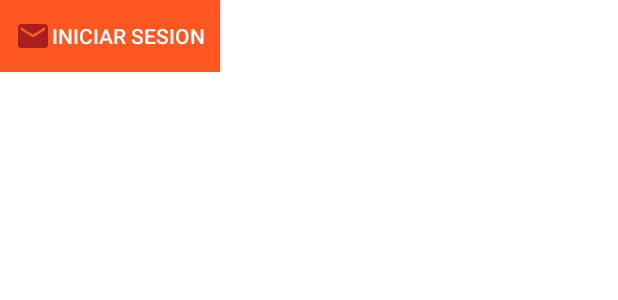
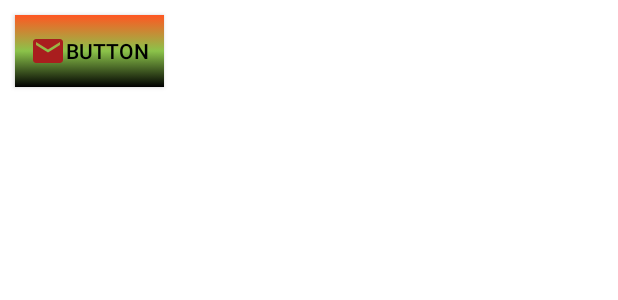
Before and after one commit to juanjo95/kotlin-poo, an Android app: the layout activity_palette_button.xml on its own in the app's theme, with its tools: preview values and no code run, on a phone screen of 412 x 824 dp. Shown: the top 300 px of the screen. Run offline under Robolectric (Android 15) with nearby library versions, the phone set to English and light mode, and no system bars.

Commit message:
Feat 🚀 : Personalizar Button xml (android.widget.Button)

```diff
--- a/app/build.gradle
+++ b/app/build.gradle
@@ -46,4 +46,5 @@ dependencies {
     testImplementation 'junit:junit:4.13.2'
     androidTestImplementation 'androidx.test.ext:junit:1.1.3'
     androidTestImplementation 'androidx.test.espresso:espresso-core:3.4.0'
+    implementation 'androidx.lifecycle:lifecycle-viewmodel-ktx:2.4.0'
 }
--- /dev/null
+++ b/app/src/main/res/drawable/gradient.xml
@@ -0,0 +1,12 @@
+<?xml version="1.0" encoding="utf-8"?>
+<selector xmlns:android="http://schemas.android.com/apk/res/android">
+    <item>
+        <shape android:shape="rectangle">
+            <gradient
+                android:startColor="@color/black"
+                android:centerColor="@color/green"
+                android:endColor="@color/orange"
+                android:angle="90"/>
+        </shape>
+    </item>
+</selector>
--- a/app/src/main/res/layout/activity_palette_button.xml
+++ b/app/src/main/res/layout/activity_palette_button.xml
@@ -12,15 +12,14 @@
         <android.widget.Button
             android:layout_width="wrap_content"
             android:layout_height="wrap_content"
+            android:layout_margin="10dp"
             android:paddingLeft="10dp"
             android:paddingRight="10dp"
-            android:text="Iniciar sesion"
-            android:background="@color/orange"
-            android:textColor="@color/white"
+            android:text="Button"
+            android:background="@drawable/gradient"
+            android:textColor="@color/black"
             android:gravity="center"
             android:drawableStart="@drawable/ic_email"/>
-
-
 
     </LinearLayout>
 
```
Also changed, not shown: app/src/main/AndroidManifest.xml (+7 -11 lines), app/src/main/res/drawable/corners.xml (added, +9 -0 lines), app/src/main/res/drawable/oval.xml (added, +10 -0 lines), app/src/main/res/layout/activity_palette_text.xml (+7 -0 lines).
